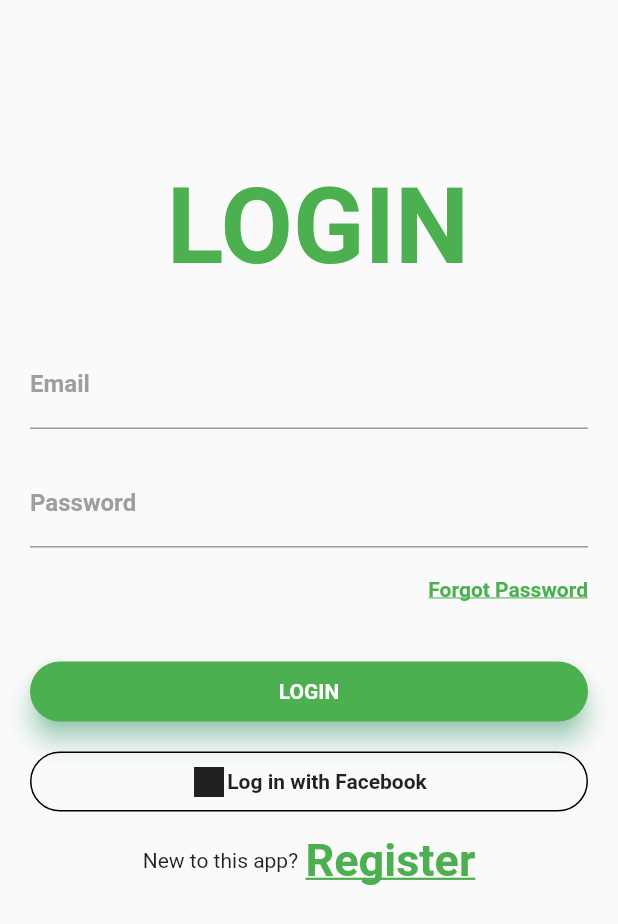
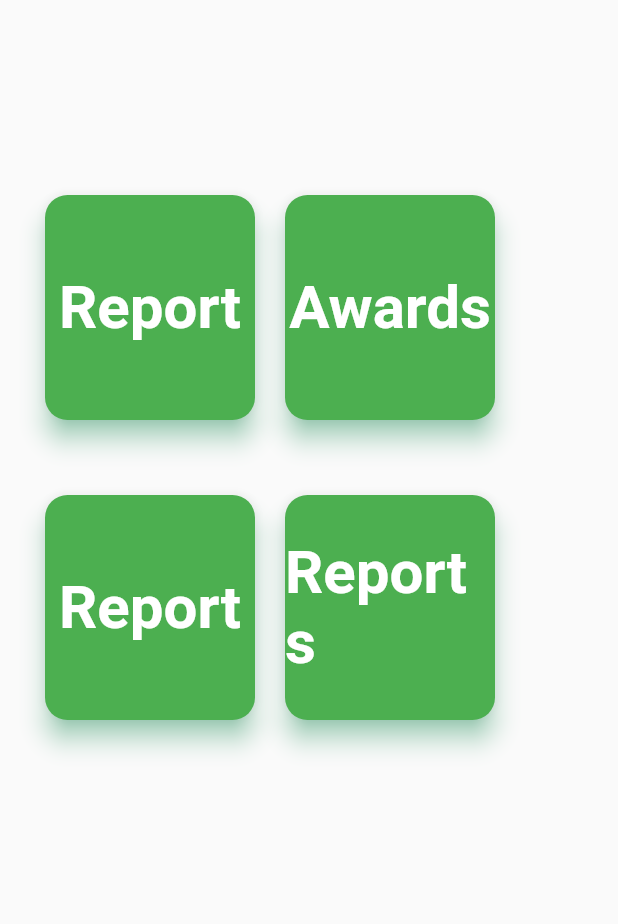
Before and after one commit to berrybab6/splash-screen, a Flutter app: the screen it shows after launch, after a tap on "LOGIN", on a phone screen of 412 x 824 dp. Shown: the top 924 px of the screen. Run offline on Flutter 3.47's test engine with Material 2 defaults, Android fonts, the phone set to English and light mode, and no system bars; our stand-ins replace shimmer; Roboto replaces fonts that are missing (Montserrat).

Commit message:
splash project modified

```diff
--- /dev/null
+++ b/lib/home.dart
@@ -0,0 +1,159 @@
+import 'package:flutter/material.dart';
+import 'addReport.dart';
+
+//void main() => runApp(new Home());
+
+class Home extends StatelessWidget {
+  @override
+  Widget build(BuildContext context) {
+    return new MaterialApp(
+      debugShowCheckedModeBanner: false,
+      routes: <String, WidgetBuilder>{
+        // '/signup': (BuildContext context) => SignUpPage(),
+        '/addreport': (BuildContext context) => AddReportPage(),
+        //'/splash_screen': (BuildContext context) => Splash_Screen(),
+      },
+      home: HomePage(),
+    );
+  }
+}
+
+class HomePage extends StatefulWidget {
+  _HomePageState createState() => new _HomePageState();
+}
+
+class _HomePageState extends State<HomePage> {
+  @override
+  Widget build(BuildContext context) {
+    return new Scaffold(
+      resizeToAvoidBottomPadding: false,
+      body: Column(
+        children: [
+          Padding(padding: EdgeInsets.all(40.0)),
+          Row(
+            children: [
+              Container(
+                height: 200,
+                width: 170,
+                padding: EdgeInsets.only(top: 50.0, left: 30.0),
+                child: Material(
+                  borderRadius: BorderRadius.circular(15.0),
+                  shadowColor: Colors.greenAccent,
+                  color: Colors.green,
+                  elevation: 7.0,
+                  child: GestureDetector(
+                    onTap: () {
+                      Navigator.of(context).pushNamed('/addreport');
+                    },
+                    child: Center(
+                      child: Text(
+                        "Report",
+                        style: TextStyle(
+                          fontSize: 40.0,
+                          fontFamily: 'Montserrat',
+                          fontWeight: FontWeight.bold,
+                          color: Colors.white,
+                        ),
+                      ),
+                    ),
+                  ),
+                ),
+              ),
+              SizedBox(
+                width: 20.0,
+              ),
+              Container(
+                height: 200,
+                width: 170,
+                padding: EdgeInsets.only(top: 50.0, right: 30.0),
+                child: Material(
+                  borderRadius: BorderRadius.circular(15.0),
+                  shadowColor: Colors.greenAccent,
+                  color: Colors.green,
+                  elevation: 7.0,
+                  child: GestureDetector(
+                    onTap: () {
+                      //Navigator.of(context).pushNamed('/home');
+                    },
+                    child: Center(
+                      child: Text(
+                        "Awards",
+                        style: TextStyle(
+                          fontFamily: 'Montserrat',
+                          fontSize: 40.0,
+                          fontWeight: FontWeight.bold,
+                          color: Colors.white,
+                        ),
+                      ),
+                    ),
+                  ),
+                ),
+              ),
+            ],
+          ),
+          Row(
+            children: [
+              Container(
+                height: 200,
+                width: 170,
+                padding: EdgeInsets.only(top: 50.0, left: 30.0),
+                child: Material(
+                  borderRadius: BorderRadius.circular(15.0),
+                  shadowColor: Colors.greenAccent,
+                  color: Colors.green,
+                  elevation: 7.0,
+                  child: GestureDetector(
+                    onTap: () {
+                      //Navigator.of(context).pushNamed('/home');
+                    },
+                    child: Center(
+                      child: Text(
+                        "Report",
+                        style: TextStyle(
+                          fontFamily: 'Montserrat',
+                          fontSize: 40.0,
+                          fontWeight: FontWeight.bold,
+                          color: Colors.white,
+                        ),
+                      ),
+                    ),
+                  ),
+                ),
+              ),
+              SizedBox(
+                width: 20.0,
+              ),
+              Container(
+                height: 200,
+                width: 170,
+                padding: EdgeInsets.only(top: 50.0, right: 30.0),
+                child: Material(
+                  borderRadius: BorderRadius.circular(15.0),
+                  shadowColor: Colors.greenAccent,
+                  color: Colors.green,
+                  elevation: 7.0,
+                  child: GestureDetector(
+                    onTap: () {
+                      //Navigator.of(context).pushNamed('/home');
+                    },
+                    child: Center(
+                      child: Text(
+                        "Reports",
+                        style: TextStyle(
+                          fontSize: 40.0,
+                          fontFamily: 'Montserrat',
+                          fontWeight: FontWeight.bold,
+                          color: Colors.white,
+                        ),
+                      ),
+                    ),
+                  ),
+                ),
+              ),
+            ],
+          )
+        ],
+      ),
+    );
+  }
+}
--- a/lib/login.dart
+++ b/lib/login.dart
@@ -1,7 +1,9 @@
 import 'package:flutter/material.dart';
 import 'signup.dart';
+import 'home.dart';
+import 'addReport.dart';
 
-//void main() => runApp(new MyApp());
+//void main() => runApp(new Login());
 
 class Login extends StatelessWidget {
   @override
@@ -10,6 +12,8 @@ class Login extends StatelessWidget {
       debugShowCheckedModeBanner: false,
       routes: <String, WidgetBuilder>{
         '/signup': (BuildContext context) => SignUpPage(),
+        '/home': (BuildContext context) => HomePage(),
+        '/addreport': (BuildContext context) => AddReportPage(),
         //'/splash_screen': (BuildContext context) => Splash_Screen(),
       },
       home: LoginPage(),
@@ -89,7 +93,7 @@ class _LoginPageState extends State<LoginPage> {
                   elevation: 7.0,
                   child: GestureDetector(
                     onTap: () {
-                      Navigator.of(context).pushNamed('/splash_screen');
+                      Navigator.of(context).pushNamed('/home');
                     },
                     child: Center(
                       child: Text(
@@ -135,7 +139,39 @@ class _LoginPageState extends State<LoginPage> {
                     ],
                   ),
                 ),
-              )
+              ),
+              SizedBox(
+                height: 20.0,
+              ),
+              Container(
+                //padding: EdgeInsets.only(left: 10.0,right: 10.0),
+                height: 40.0,
+                color: Colors.transparent,
+                child: Container(
+                  decoration: BoxDecoration(
+                    border: Border.all(
+                      color: Colors.black,
+                      style: BorderStyle.solid,
+                      width: 1.0,
+                    ),
+                    color: Colors.transparent,
+                    borderRadius: BorderRadius.circular(20.0),
+                  ),
+                  child: InkWell(
+                      onTap: () {
+                        Navigator.of(context).pop();
+                      },
+                      child: Center(
+                        child: Text(
+                          "Login as a Guest",
+                          style: TextStyle(
+                            fontFamily: 'Montserrat',
+                            fontWeight: FontWeight.bold,
+                          ),
+                        ),
+                      )),
+                ),
+              ),
             ],
           ),
         ),
@@ -163,7 +199,10 @@ class _LoginPageState extends State<LoginPage> {
               ),
             )
           ],
-        )
+        ),
+        SizedBox(
+          height: 20.0,
+        ),
       ]),
     );
   }
--- a/lib/main.dart
+++ b/lib/main.dart
@@ -8,6 +8,7 @@ class MyApp extends StatelessWidget {
   @override
   Widget build(BuildContext context) {
     return new MaterialApp(
+      debugShowCheckedModeBanner: false,
       home: SplashScreen(),
     );
   }
--- a/lib/splash_screen.dart
+++ b/lib/splash_screen.dart
@@ -17,7 +17,7 @@ class _SplashScreenState extends State<SplashScreen> {
   }
 
   startTimer() async {
-    var durationn = Duration(seconds: 4);
+    var durationn = Duration(seconds: 3);
     return Timer(durationn, route);
   }
 
@@ -29,32 +29,35 @@ class _SplashScreenState extends State<SplashScreen> {
   @override
   Widget build(BuildContext context) {
     return Scaffold(
-      body: Container(
+      backgroundColor: Colors.green,
+      body: Center(
         child: Stack(
           alignment: Alignment.center,
           children: <Widget>[
-            Opacity(
+            /* Opacity(
               opacity: 0.5,
               child: Image.asset('assets/images/splash.png'),
-            ),
+            ),*/
             Shimmer.fromColors(
               period: Duration(milliseconds: 1500),
-              baseColor: Color(0xff70f00ff),
-              highlightColor: Color(0xff71f0ff),
+              baseColor: Color(0xFFFFFFFFF),
+              highlightColor: Color(0x0FFFFFFF),
               child: Container(
                 padding: EdgeInsets.all(16.0),
                 child: Text(
                   'Welcome',
                   style: TextStyle(
-                      fontSize: 90.0,
-                      fontFamily: 'Pacifico',
-                      shadows: <Shadow>[
+                    fontWeight: FontWeight.bold,
+                    fontSize: 100.0,
+                    fontFamily: 'Pacifico',
+                    /*shadows: <Shadow>[
                         Shadow(
-                          blurRadius: 15.0,
+                          blurRadius: 10.0,
                           color: Colors.green,
                           offset: Offset.fromDirection(120, 12),
                         ),
-                      ]),
+                      ]*/
+                  ),
                 ),
               ),
             ),
--- a/pubspec.yaml
+++ b/pubspec.yaml
@@ -67,7 +67,7 @@ flutter:
     - family: Pacifico
       fonts:
         - asset: assets/fonts/Pacifico-Regular.ttf
-  #       - asset: fonts/Schyler-Italic.ttf
+        - asset: assets/fonts/Montserrat-Regular.otf
   #         style: italic
   #   - family: Trajan Pro
   #     fonts:
```
Also changed, not shown: lib/addReport.dart (added, +127 -0 lines), lib/signup.dart (+8 -1 lines).
